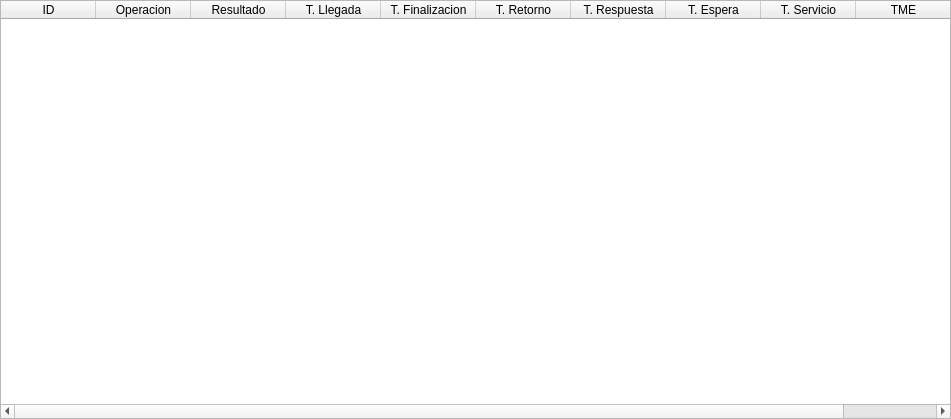
Above: src/TablaResultados.ui from angel-lopez9177/Proyecto_SO before the change. Below: the same form after it.
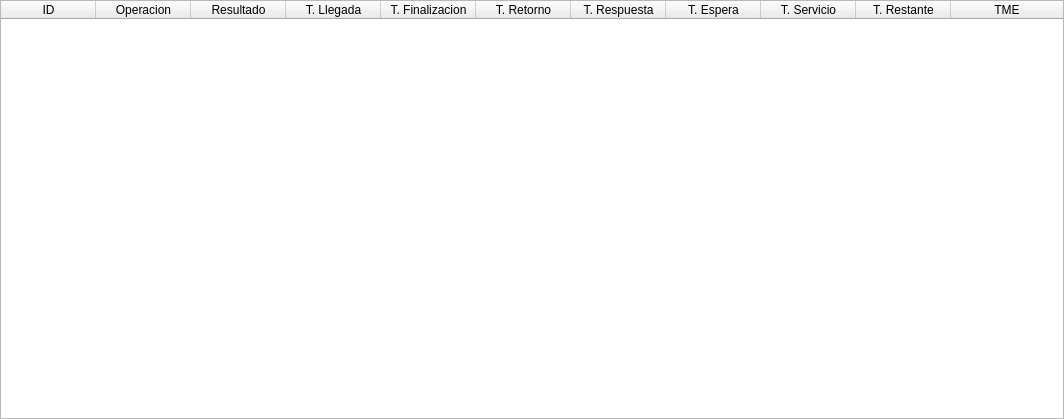
That is the form after the change.

Commit message: Modificación de la tabla para incluir el tiempo restante

Patch:
```diff
--- a/src/TablaResultados.ui
+++ b/src/TablaResultados.ui
@@ -6,7 +6,7 @@
    <rect>
     <x>0</x>
     <y>0</y>
-    <width>951</width>
+    <width>1064</width>
     <height>419</height>
    </rect>
   </property>
@@ -49,6 +49,9 @@
      <attribute name="horizontalHeaderShowSortIndicator" stdset="0">
       <bool>false</bool>
      </attribute>
+     <attribute name="horizontalHeaderStretchLastSection">
+      <bool>true</bool>
+     </attribute>
      <attribute name="verticalHeaderVisible">
       <bool>false</bool>
      </attribute>
@@ -97,6 +100,11 @@
        <string>T. Servicio</string>
       </property>
      </column>
+     <column>
+      <property name="text">
+       <string>T. Restante</string>
+      </property>
+     </column>
      <column>
       <property name="text">
        <string>TME</string>
```
